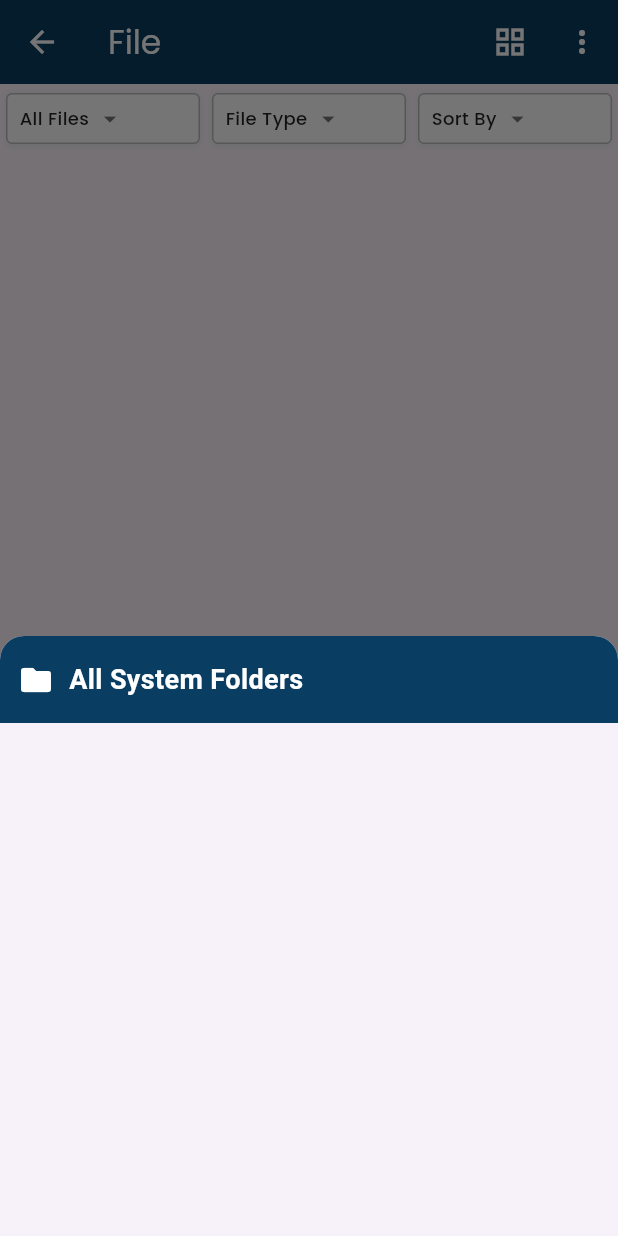
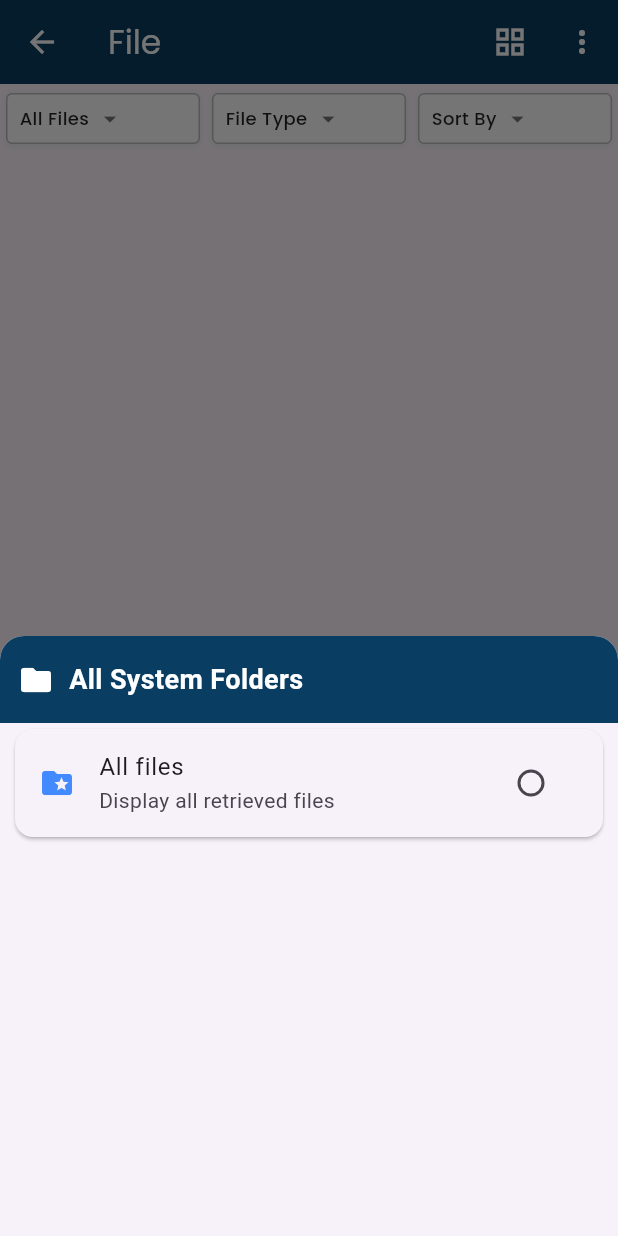
Before and after one commit to PsdeveloperFlutter/filemanager, a Flutter app: the CustomGalleryApp screen opened directly, after a tap on "All Files", on a phone screen of 412 x 824 dp. Run offline on Flutter 3.47's test engine with Material 3 defaults, Android fonts, the phone set to English and light mode, and no system bars; our stand-ins replace another_flushbar, device_info_plus, file_picker, flutter_secure_storage, flutter_switch, google_fonts and 5 more; missing offline and left inert: external_app_launcher, installed_apps, pdf_render; accounts and stored records are empty.

Commit message:
Feat: Add "All files" option to folder selection
This commit introduces an "All files" option in the folder selection bottom sheet within the custom gallery.

- **`customGalleryUi.dart`:**
    - Modified `buildFolderSelectionSheet` to include an "All files" list tile. Selecting this option displays all retrieved files.
    - Updated the folder selection logic to handle the "All files" case, showing all files when selected.
    - Centered the content of the 'pickFiles' `PopupMenuItem`.
- **`listViewAndGridViewUi.dart`:**
    - Adjusted the size of the checkmark icon in the list view for selected files.
- **`customGallerySetting.dart`:**
    - Updated the layout of file details (date and size) to use `MainAxisAlignment.spaceEvenly` for better spacing.
    - Removed `Expanded` widget and some `SizedBox` widgets for spacing to allow for more natural overflow of text.

```diff
--- a/lib/customGallery/ui/customGalleryUi.dart
+++ b/lib/customGallery/ui/customGalleryUi.dart
@@ -98,11 +98,17 @@ class _CustomGalleryAppState extends State<CustomGalleryApp> {
         return buildFolderSelectionSheet(
           folders: folders,
           onFolderSelected: (folderPath) {
+            if (folderPath == "All files") {
+              setState(() {
+                selectedFolder = "All files";
+                files = List.from(allFiles); // Show all files
+              });
+            } else {
               setState(() {
                 selectedFolder = folderPath.split('/').last;
                 files = folders[folderPath]!.map((path) => File(path)).toList();
               });
-            Navigator.pop(context);
+            }
           },
           selectedFolder: selectedFolder,
           setState: setState,
@@ -286,6 +292,7 @@ class _CustomGalleryAppState extends State<CustomGalleryApp> {
               const PopupMenuItem<String>(
                 value: 'pickFiles',
                 child: Row(
+                  mainAxisAlignment: MainAxisAlignment.center,
                   children: [
                     Icon(Icons.folder_open, color: Colors.black), // Optional: Add an icon
                     SizedBox(width: 8),
@@ -453,6 +460,7 @@ Widget buildFolderSelectionSheet({
     child: Column(
       mainAxisSize: MainAxisSize.min,
       children: [
+        // Header
         Container(
           padding: EdgeInsets.symmetric(vertical: 16, horizontal: 12),
           width: double.infinity,
@@ -475,6 +483,35 @@ Widget buildFolderSelectionSheet({
             ],
           ),
         ),
+
+        // All Files Option
+        Card(
+          elevation: 1,
+          margin: EdgeInsets.symmetric(horizontal: 10, vertical: 4),
+          child: ListTile(
+            leading: Icon(Icons.folder_special, color: Colors.blueAccent),
+            trailing: Radio<String>(
+              value: "All files",
+              groupValue: selectedFolder,
+              onChanged: (value) {
+                setState(() {
+                  selectedFolder = value!;
+                });
+                onFolderSelected("All files");
+              },
+            ),
+            title: Text("All files"),
+            subtitle: Text("Display all retrieved files"),
+            onTap: () {
+              setState(() {
+                selectedFolder = "All files";
+              });
+              onFolderSelected("All files");
+            },
+          ),
+        ),
+
+        // Folder List
         Expanded(
           child: ListView.builder(
             padding: EdgeInsets.zero,
@@ -484,7 +521,8 @@ Widget buildFolderSelectionSheet({
               List<String> filesInFolder = folders[folderPath] ?? [];
               int fileCount = filesInFolder.length;
 
-              return Card(
+              return
+                Card(
                   elevation: 1,
                   margin: EdgeInsets.symmetric(horizontal: 10, vertical: 4),
                   child: ListTile(
@@ -496,7 +534,7 @@ Widget buildFolderSelectionSheet({
                         setState(() {
                           selectedFolder = value;
                         });
-                      onFolderSelected(folderPath);
+                        onFolderSelected(value!);
                       },
                     ),
                     title: Text(folderPath.split('/').last),
@@ -513,7 +551,8 @@ Widget buildFolderSelectionSheet({
           ),
         )
       ],
-    ),
+    )
+
   );
 }
 
--- a/lib/customGallery/ui/listViewAndGridViewUi.dart
+++ b/lib/customGallery/ui/listViewAndGridViewUi.dart
@@ -79,7 +79,7 @@ Widget buildFilesView({
             subtitle: settings.getFileDetails(file),
             onTap: () => toggleFileSelection(file),
             trailing: importFiles.contains(file)
-                ? const Icon(Icons.check_circle, color: Colors.green)
+                ? const Icon(Icons.check_circle,size: 20, color: Colors.green)
                 : null,
           ),
         );
```
Also changed, not shown: lib/customGallery/settings/customGallerySetting.dart (+7 -11 lines). Lines whose indentation alone changed are shown as unchanged.
